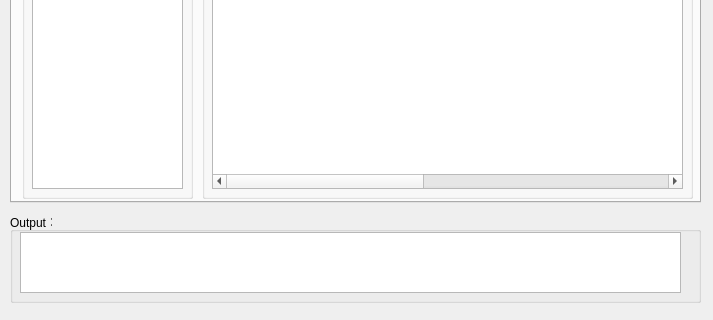
Old version of the form web_crawler/ui_templates/ui_mainframe.ui in the repository labinxu/code; both pictures show x 0 to 713 and y 358 to 678 of the 713 by 678 pixel window.
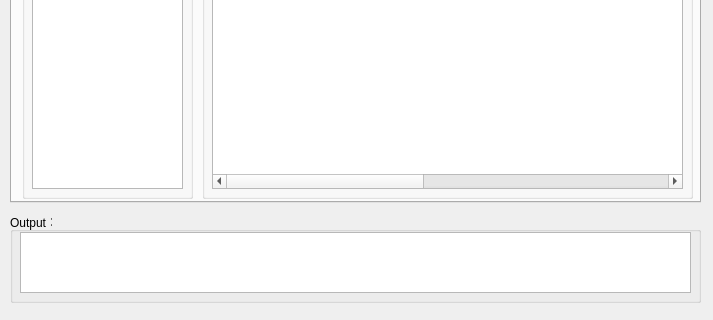
New version of the form.

```diff
--- a/web_crawler/ui_templates/ui_mainframe.ui
+++ b/web_crawler/ui_templates/ui_mainframe.ui
@@ -418,7 +418,7 @@
      <rect>
       <x>10</x>
       <y>20</y>
-      <width>661</width>
+      <width>671</width>
       <height>61</height>
      </rect>
     </property>
```
Left out of the diff: 38 changed lines with no effect on the pictures.
